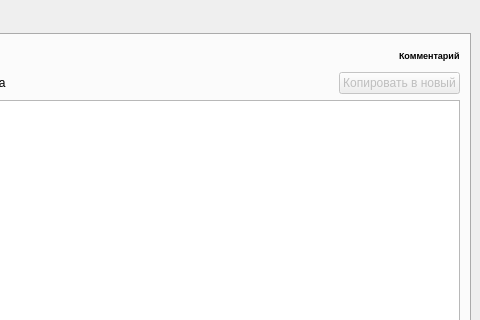
Above: mainwindow.ui from grigvlwork/error_editor before the change; both pictures show x 639 to 1119 and y 0 to 320 of the 1119 by 907 pixel window. Below: the same form after it.
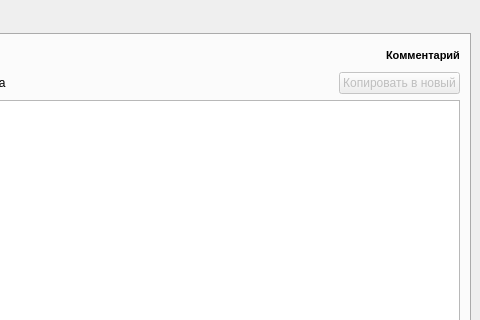
That is the form after the change. Icons and pictures are not drawn.

Commit message: Небольшие правки по заголовкам, комментарию и обработка лишних символов \" в задаче,

Diff of the .ui file:
```diff
--- a/mainwindow.ui
+++ b/mainwindow.ui
@@ -85,7 +85,7 @@
             <property name="font">
              <font>
               <family>Arial</family>
-              <pointsize>7</pointsize>
+              <pointsize>8</pointsize>
               <weight>75</weight>
               <bold>true</bold>
              </font>
@@ -93,6 +93,9 @@
             <property name="text">
              <string>Комментарий</string>
             </property>
+            <property name="wordWrap">
+             <bool>true</bool>
+            </property>
            </widget>
           </item>
          </layout>
```
The commit also changes 2 other files.
